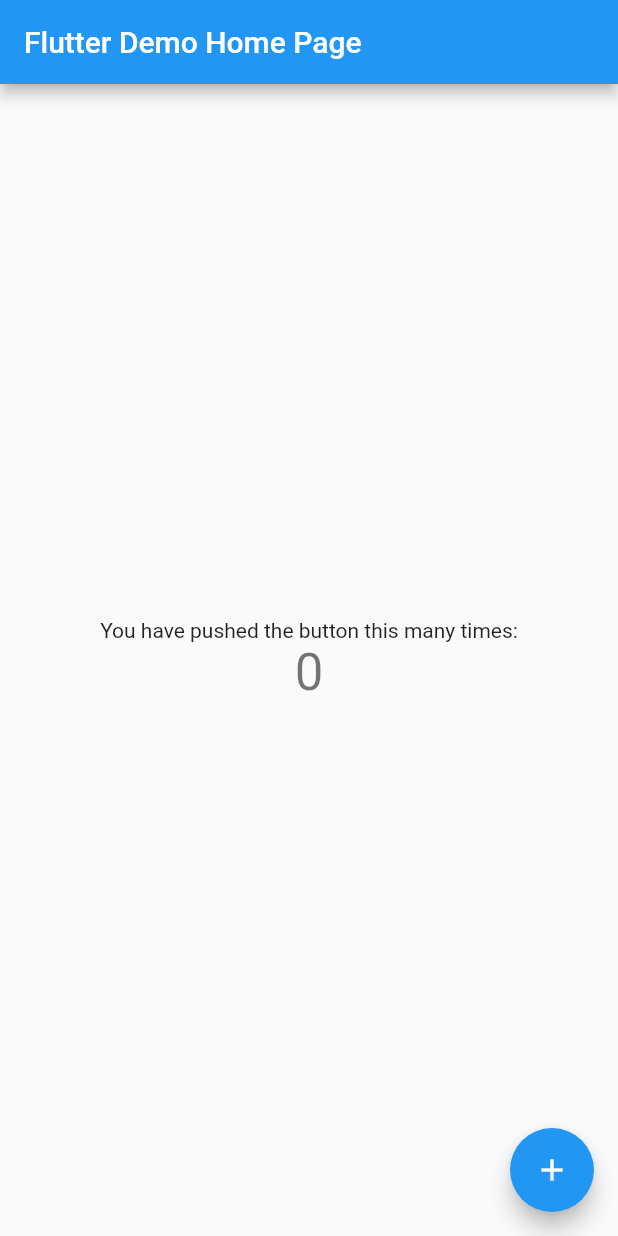
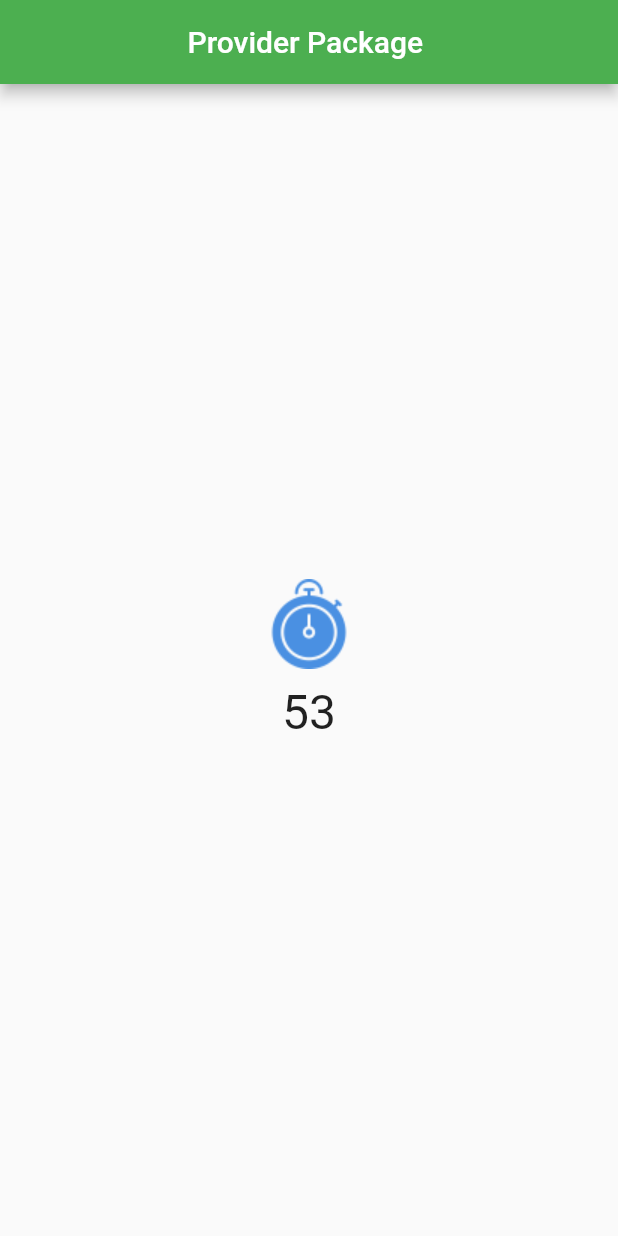
Before and after one commit to SharjeelMoqrabKhan/state-management-flutter, a Flutter app: the screen it shows after launch, on a phone screen of 412 x 824 dp. Run offline on Flutter 3.47's test engine with Material 2 defaults, Android fonts, the phone set to English and light mode, and no system bars.

```diff
--- a/lib/main.dart
+++ b/lib/main.dart
@@ -1,117 +1,19 @@
 import 'package:flutter/material.dart';
+import 'package:state_managment/view/home.dart';
+
 
 void main() {
   runApp(MyApp());
 }
 
 class MyApp extends StatelessWidget {
-  // This widget is the root of your application.
   @override
   Widget build(BuildContext context) {
     return MaterialApp(
-      title: 'Flutter Demo',
       theme: ThemeData(
-        // This is the theme of your application.
-        //
-        // Try running your application with "flutter run". You'll see the
-        // application has a blue toolbar. Then, without quitting the app, try
-        // changing the primarySwatch below to Colors.green and then invoke
-        // "hot reload" (press "r" in the console where you ran "flutter run",
-        // or simply save your changes to "hot reload" in a Flutter IDE).
-        // Notice that the counter didn't reset back to zero; the application
-        // is not restarted.
-        primarySwatch: Colors.blue,
-        // This makes the visual density adapt to the platform that you run
-        // the app on. For desktop platforms, the controls will be smaller and
-        // closer together (more dense) than on mobile platforms.
-        visualDensity: VisualDensity.adaptivePlatformDensity,
+        primarySwatch: Colors.green,
       ),
-      home: MyHomePage(title: 'Flutter Demo Home Page'),
+      home: Home(),
     );
   }
 }
-
-class MyHomePage extends StatefulWidget {
-  MyHomePage({Key key, this.title}) : super(key: key);
-
-  // This widget is the home page of your application. It is stateful, meaning
-  // that it has a State object (defined below) that contains fields that affect
-  // how it looks.
-
-  // This class is the configuration for the state. It holds the values (in this
-  // case the title) provided by the parent (in this case the App widget) and
-  // used by the build method of the State. Fields in a Widget subclass are
-  // always marked "final".
-
-  final String title;
-
-  @override
-  _MyHomePageState createState() => _MyHomePageState();
-}
-
-class _MyHomePageState extends State<MyHomePage> {
-  int _counter = 0;
-
-  void _incrementCounter() {
-    setState(() {
-      // This call to setState tells the Flutter framework that something has
-      // changed in this State, which causes it to rerun the build method below
-      // so that the display can reflect the updated values. If we changed
-      // _counter without calling setState(), then the build method would not be
-      // called again, and so nothing would appear to happen.
-      _counter++;
-    });
-  }
-
-  @override
-  Widget build(BuildContext context) {
-    // This method is rerun every time setState is called, for instance as done
-    // by the _incrementCounter method above.
-    //
-    // The Flutter framework has been optimized to make rerunning build methods
-    // fast, so that you can just rebuild anything that needs updating rather
-    // than having to individually change instances of widgets.
-    return Scaffold(
-      appBar: AppBar(
-        // Here we take the value from the MyHomePage object that was created by
-        // the App.build method, and use it to set our appbar title.
-        title: Text(widget.title),
-      ),
-      body: Center(
-        // Center is a layout widget. It takes a single child and positions it
-        // in the middle of the parent.
-        child: Column(
-          // Column is also a layout widget. It takes a list of children and
-          // arranges them vertically. By default, it sizes itself to fit its
-          // children horizontally, and tries to be as tall as its parent.
-          //
-          // Invoke "debug painting" (press "p" in the console, choose the
-          // "Toggle Debug Paint" action from the Flutter Inspector in Android
-          // Studio, or the "Toggle Debug Paint" command in Visual Studio Code)
-          // to see the wireframe for each widget.
-          //
-          // Column has various properties to control how it sizes itself and
-          // how it positions its children. Here we use mainAxisAlignment to
-          // center the children vertically; the main axis here is the vertical
-          // axis because Columns are vertical (the cross axis would be
-          // horizontal).
-          mainAxisAlignment: MainAxisAlignment.center,
-          children: <Widget>[
-            Text(
-              'You have pushed the button this many times:',
-            ),
-            Text(
-              '$_counter',
-              style: Theme.of(context).textTheme.headline4,
-            ),
-          ],
-        ),
-      ),
-      floatingActionButton: FloatingActionButton(
-        onPressed: _incrementCounter,
-        tooltip: 'Increment',
-        child: Icon(Icons.add),
-      ), // This trailing comma makes auto-formatting nicer for build methods.
-    );
-  }
-}
--- /dev/null
+++ b/lib/view/home.dart
@@ -0,0 +1,51 @@
+import 'dart:async';
+import 'package:flutter/material.dart';
+
+class Home extends StatefulWidget {
+  @override
+  _HomeState createState() => _HomeState();
+}
+
+class _HomeState extends State<Home> {
+  int inital = 60;
+  @override
+  void initState() {
+    Timer.periodic(Duration(seconds: 1), (t) {
+      setState(() {
+        if (inital > 0) {
+          print('------Starting from stract-----');
+          inital--;
+        }
+      });
+    });
+    super.initState();
+  }
+
+  @override
+  Widget build(BuildContext context) {
+    return Scaffold(
+      appBar: AppBar(
+        centerTitle: true,
+        title: Text("Provider Package "),
+      ),
+      body: Center(
+        child: Column(
+          mainAxisAlignment: MainAxisAlignment.center,
+          children: [
+            Image.asset(
+              'assets/images/timer.png',
+              scale: 1.0,
+            ),
+            SizedBox(
+              height: 10,
+            ),
+            Text(
+              '$inital',
+              style: TextStyle(fontSize: 32.0),
+            )
+          ],
+        ),
+      ),
+    );
+  }
+}
--- a/pubspec.yaml
+++ b/pubspec.yaml
@@ -28,6 +28,7 @@ dependencies:
   # The following adds the Cupertino Icons font to your application.
   # Use with the CupertinoIcons class for iOS style icons.
   cupertino_icons: ^1.0.0
+  provider: ^4.3.3
 
 dev_dependencies:
   flutter_test:
@@ -45,8 +46,8 @@ flutter:
   uses-material-design: true
 
   # To add assets to your application, add an assets section, like this:
-  # assets:
-  #   - images/a_dot_burr.jpeg
+  assets:
+  - assets/images/
   #   - images/a_dot_ham.jpeg
 
   # An image asset can refer to one or more resolution-specific "variants", see
```
Also changed, not shown: assets/images/timer.png (added), pubspec.lock, 2 other files.
